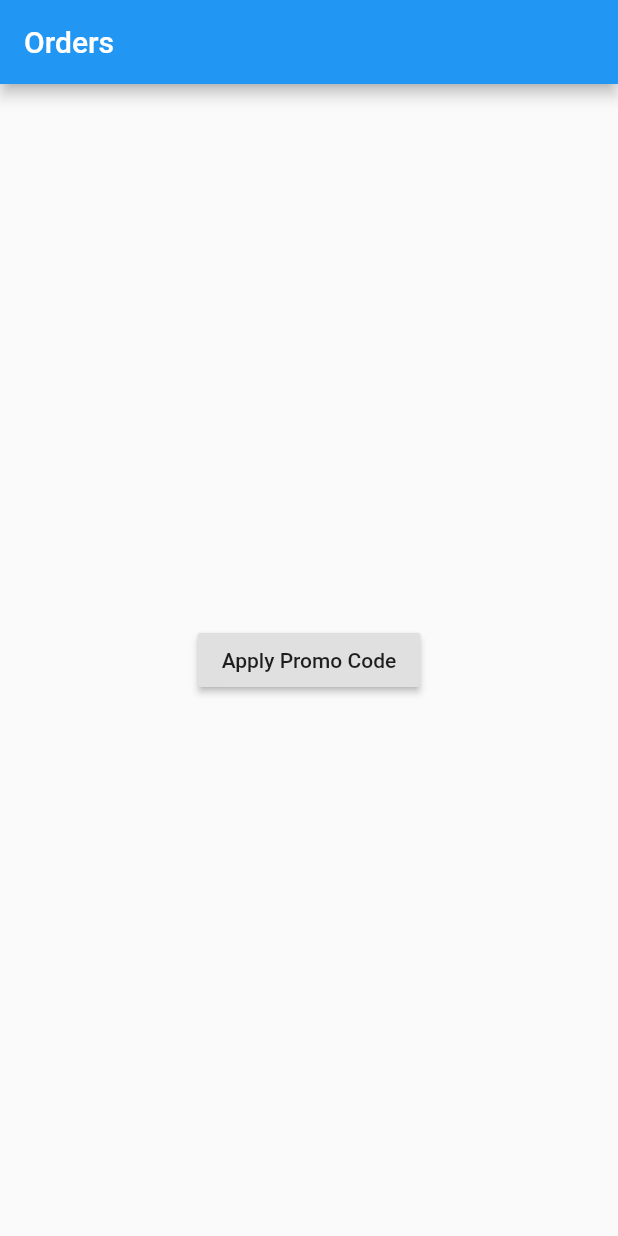
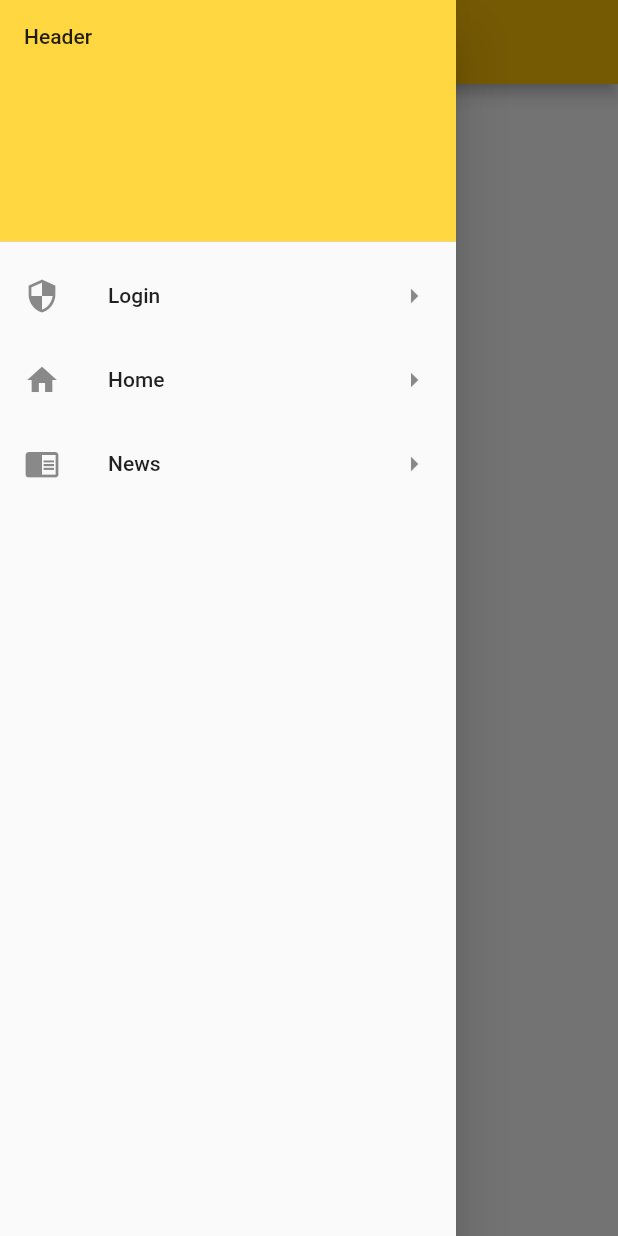
Before and after one commit to ishantk/GW2020F1, a Flutter app: the screen it shows after launch, with the side drawer open (before the commit the screen has no drawer), on a phone screen of 412 x 824 dp. Run offline on Flutter 3.47's test engine with Material 2 defaults, Android fonts, the phone set to English and light mode, and no system bars.

Commit message:
TabBarController and NavigationDrawer

```diff
--- a/lib/listview.dart
+++ b/lib/listview.dart
@@ -41,8 +41,8 @@ class HomeBody extends StatelessWidget{
   Widget build(BuildContext context) {
     //return createNewsListView(context);
     //return createBrandsListView(context);
-    //return createDynamicNewsListView(context);
-    return createColorSwatches(context);
+    return createDynamicNewsListView(context);
+    //return createColorSwatches(context);
   }
 }
 
--- a/lib/main.dart
+++ b/lib/main.dart
@@ -15,8 +15,10 @@ import 'package:gw2020f1/test.dart';
 //import 'navigation-with-data.dart';
 
 //import 'navigation-with-textfields.dart';
-import 'package:gw2020f1/ui/order.dart';
+//import 'package:gw2020f1/ui/order.dart';
+//import 'package:gw2020f1/ui/tabcontroller.dart';
+import 'package:gw2020f1/ui/navigationdrawer.dart';
 
 // runApp function should take Object as Input which should be a widget returning MaterialApp Widget
 //void main() => runApp(NavDataApp());
-void main() => runApp(ZomatoApp());
+void main() => runApp(NavigationDrawerApp());
--- /dev/null
+++ b/lib/ui/navigationdrawer.dart
@@ -0,0 +1,101 @@
+import 'package:flutter/material.dart';
+import 'package:gw2020f1/login.dart';
+import 'package:gw2020f1/listview.dart';
+
+class NavigationDrawerApp extends StatelessWidget{
+
+  final String appTitle = "My Nav Drawer App";
+
+  @override
+  Widget build(BuildContext context) {
+    return MaterialApp(
+        title: appTitle,
+        theme: ThemeData(
+            primaryColor: Colors.amber,
+            brightness: Brightness.light
+        ),
+        home: NavDrawerHomePage(appTitle: appTitle)
+    );
+  }
+}
+
+class NavDrawerHomePage extends StatelessWidget{
+
+  String appTitle;
+
+  NavDrawerHomePage({Key key, @required this.appTitle}): super(key: key);
+
+  @override
+  Widget build(BuildContext context) {
+    return Scaffold(
+      appBar: AppBar(
+        title: Text(appTitle),
+      ),
+      body: Center(
+        child: Text("My Home Page"),
+      ),
+      drawer: Drawer(
+        child: ListView(
+          padding: EdgeInsets.zero,
+          children: <Widget>[
+            DrawerHeader(
+              child: Text("Header"),
+              decoration: BoxDecoration(
+                color: Colors.amberAccent
+              ),
+            ),
+            ListTile(
+              title: Text("Login"),
+              leading: Icon(Icons.security),
+              trailing: Icon(Icons.arrow_right),
+              onTap: (){
+
+              },
+            ),
+            ListTile(
+              title: Text("Home"),
+              leading: Icon(Icons.home),
+              trailing: Icon(Icons.arrow_right),
+              onTap: (){
+
+              },
+            ),
+            ListTile(
+              title: Text("News"),
+              leading: Icon(Icons.chrome_reader_mode),
+              trailing: Icon(Icons.arrow_right),
+              onTap: (){
+
+                Navigator.pop(context); // This is for closing the Drawer
+
+                // Move from current UI to the Other UI :)
+                Navigator.push(   // startActivity()
+                    context,
+                    MaterialPageRoute( // Intent
+                        builder: (context) => NewsWidget()
+                    )
+                );
+
+              },
+            ),
+          ],
+        ),
+      ),
+    );
+  }
+}
+
+class NewsWidget extends StatelessWidget{
+  @override
+  Widget build(BuildContext context) {
+    return Scaffold(
+      appBar: AppBar(
+        title: Text("News"),
+      ),
+      body: HomeBody(),
+    );
+  }
+}
+
+// Assignment: Try clubbing both of the examples in the same page
+//             The same UI Page should have tabs as well as NavigationDrawer
```
Also changed, not shown: lib/ui/order.dart (+24 -1 lines), lib/ui/tabcontroller.dart (added, +68 -0 lines).
